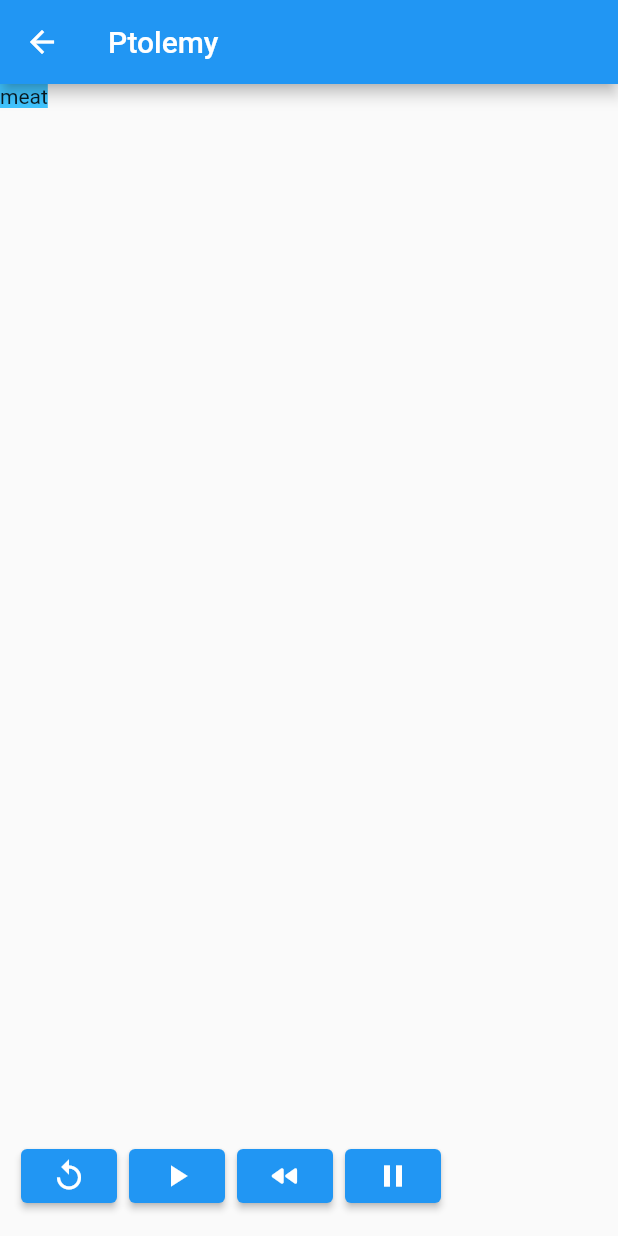
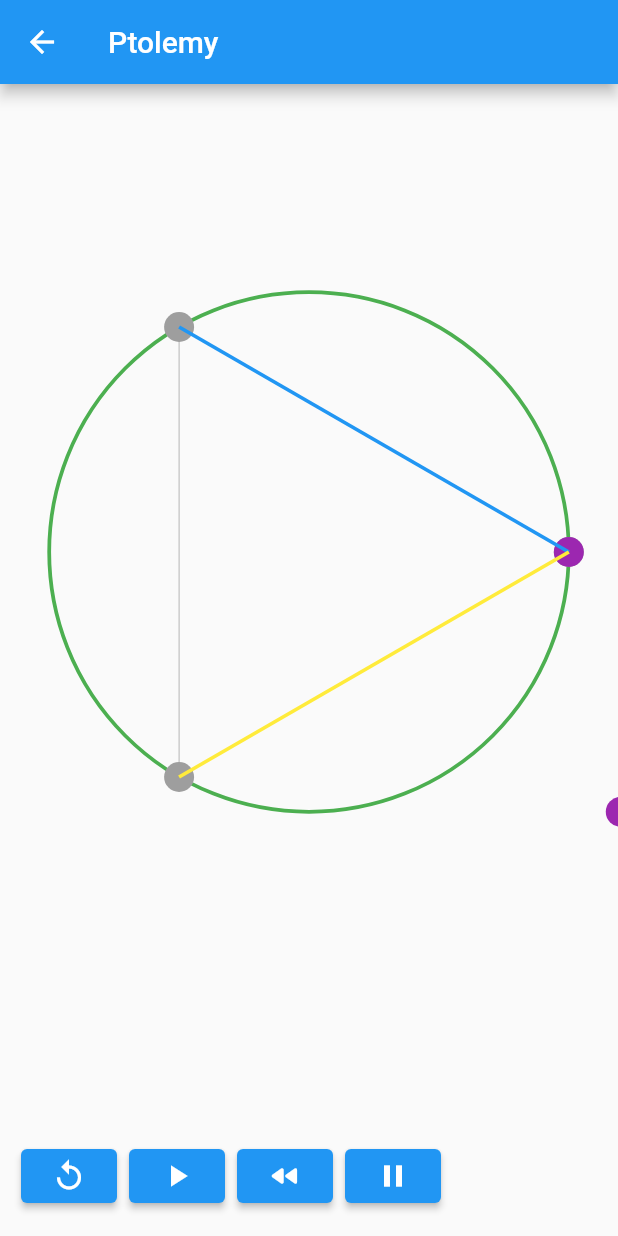
Before and after one commit to fullmers/flutter_animation_play, a Flutter app: the screen it shows after launch, after a tap on an icon or button, on a phone screen of 412 x 824 dp. Run offline on Flutter 3.47's test engine with Material 2 defaults, Android fonts, the phone set to English and light mode, and no system bars.

Commit message:
implement the ptolemy animation

```diff
--- a/lib/ptolemy/ptolemy.dart
+++ b/lib/ptolemy/ptolemy.dart
@@ -1,3 +1,6 @@
+import 'dart:math';
+
+import 'package:animaplay/ptolemy/ptolemy_painter.dart';
 import 'package:flutter/material.dart';
 
 class PtolemysTheorem extends StatefulWidget {
@@ -9,25 +12,47 @@ class PtolemysTheorem extends StatefulWidget {
   _PtolemysTheoremState createState() => _PtolemysTheoremState();
 }
 
+const period = 5;
+
 class _PtolemysTheoremState extends State<PtolemysTheorem> with SingleTickerProviderStateMixin {
   late AnimationController _controller;
+  final _triangleSide = 300.0;
+  final _dotRadius = 10.0;
+  late double _radius;
+
   static final _animation = Tween<double>(
     begin: 0,
-    end: .5,
+    end: period * 1.0,
   );
+  late Offset _center;
+  late Offset _leftFixedDot;
+  late Offset _rtFixedDot;
 
   @override
   void initState() {
     super.initState();
+    _radius = _triangleSide / sqrt(3);
     _controller = AnimationController(
       vsync: this,
-      duration: Duration(seconds: 5),
-      reverseDuration: Duration(seconds: 1),
+      duration: Duration(seconds: period),
+      reverseDuration: Duration(seconds: period),
     );
     _animation.animate(_controller)
       ..addListener(() {
         setState(() {});
       });
+  }
+
+  @override
+  void didChangeDependencies() {
+    super.didChangeDependencies();
+    // context is not available in initState, so these calcs must be done here
+    _center = Offset(
+      MediaQuery.of(context).size.width / 2,
+      MediaQuery.of(context).size.height / 2 - 100,
+    );
+    _leftFixedDot = Offset(_center.dx + _radius * 1.2, _center.dy + _radius);
+    _rtFixedDot = Offset(_center.dx + _radius * 1.4, _center.dy + _radius);
   }
 
   @override
@@ -44,9 +69,17 @@ class _PtolemysTheoremState extends State<PtolemysTheorem> with SingleTickerProv
       ),
       body: Container(
         color: Colors.lightBlueAccent,
-        child: RotationTransition(
-          turns: Tween(begin: 0.0, end: 1.0).animate(_controller),
-          child: Text('meat'),
+        child: CustomPaint(
+          painter: PtolemyPainter(
+            center: _center,
+            leftFixedDot: _leftFixedDot,
+            rtFixedDot: _rtFixedDot,
+            triangleSide: _triangleSide,
+            radius: _radius,
+            dotRadius: _dotRadius,
+            progress: _controller.value,
+            period: period,
+          ),
         ),
       ),
       floatingActionButton: Padding(
--- /dev/null
+++ b/lib/ptolemy/ptolemy_painter.dart
@@ -0,0 +1,182 @@
+import 'dart:math';
+import 'dart:ui';
+
+import 'package:flutter/cupertino.dart';
+import 'package:flutter/material.dart';
+
+class PtolemyPainter extends CustomPainter {
+  PtolemyPainter({
+    required this.center,
+    required this.leftFixedDot,
+    required this.rtFixedDot,
+    required this.triangleSide,
+    required this.radius,
+    required this.dotRadius,
+    required this.progress,
+    required this.period,
+  });
+
+  final Offset center;
+  final Offset leftFixedDot;
+  final Offset rtFixedDot;
+  final double triangleSide;
+  final double radius;
+  final double dotRadius;
+  final int period;
+  final double progress;
+
+  Paint _paint = Paint();
+  Canvas? _canvas;
+
+  @override
+  void paint(Canvas canvas, Size size) {
+    _canvas = canvas;
+    _paint.strokeWidth = 2.5;
+    _paint.style = PaintingStyle.stroke;
+    _paint.color = Colors.green;
+    _canvas?.drawCircle(center, radius, _paint);
+    _paint.style = PaintingStyle.fill;
+
+    final dotRadius = 10.0;
+    final pt1 = _calcTriangleStart();
+    final pt2 = Offset(center.dx + radius, center.dy);
+    final pt3 = Offset(pt1.dx, pt1.dy + triangleSide);
+
+    _drawTriangle(
+      pt1: pt1,
+      pt2: pt2,
+      pt3: pt3,
+    );
+
+    final theta = 2 * pi * progress;
+    final Offset movingPt = Offset(
+      center.dx + radius * cos(theta),
+      center.dy + radius * sin(theta),
+    );
+
+    _paint.color = Colors.purple;
+    _canvas?.drawCircle(movingPt, dotRadius, _paint);
+
+    _drawMovingLines(
+      pt1: pt1,
+      pt2: pt2,
+      pt3: pt3,
+      movingPt: movingPt,
+    );
+  }
+
+  Offset _calcTriangleStart() {
+    double theta = acos((triangleSide / 2) / radius);
+    double h = radius * cos(pi / 2 - theta);
+    return (Offset(center.dx - h, center.dy - triangleSide / 2));
+  }
+
+  void _drawTriangle({
+    required Offset pt1,
+    required Offset pt2,
+    required Offset pt3,
+  }) {
+    _paint.color = Colors.grey;
+    _canvas?.drawCircle(pt1, dotRadius, _paint);
+    _canvas?.drawCircle(pt2, dotRadius, _paint);
+    _canvas?.drawCircle(pt3, dotRadius, _paint);
+
+    _paint.strokeWidth = .5;
+    _canvas?.drawLine(pt1, pt3, _paint);
+    _canvas?.drawLine(pt3, pt2, _paint);
+    _canvas?.drawLine(pt2, pt1, _paint);
+    _paint.strokeWidth = 2.5;
+  }
+
+  void _drawMovingLines({
+    required Offset pt1,
+    required Offset pt2,
+    required Offset pt3,
+    required Offset movingPt,
+  }) {
+    //draw the reference fixed dots
+    _paint.color = Colors.purple;
+    _canvas?.drawCircle(leftFixedDot, dotRadius, _paint);
+    _canvas?.drawCircle(rtFixedDot, dotRadius, _paint);
+
+    // draw the lines from the triangle pts to the moving dot
+    final chord1Color = Colors.blue;
+    _paint.color = chord1Color;
+    _canvas?.drawLine(pt1, movingPt, _paint);
+
+    final chord2Color = Colors.red;
+    _paint.color = chord2Color;
+    _canvas?.drawLine(pt2, movingPt, _paint);
+
+    final chord3Color = Colors.yellow;
+    _paint.color = chord3Color;
+    _canvas?.drawLine(pt3, movingPt, _paint);
+
+    //calculate the length of each line
+    final chord1 = (movingPt - pt1).distance;
+    final chord2 = (movingPt - pt2).distance;
+    final chord3 = (movingPt - pt3).distance;
+
+    if (chord1 > chord2 && chord1 > chord3) {
+      _drawSideLines(
+        bigChord: chord1,
+        bigChordColor: chord1Color,
+        littleChord1: chord2,
+        littleChord1color: chord2Color,
+        littleChord2: chord3,
+        littleChord2color: chord3Color,
+      );
+    }
+
+    if (chord2 > chord1 && chord2 > chord3) {
+      _drawSideLines(
+        bigChord: chord2,
+        bigChordColor: chord2Color,
+        littleChord1: chord3,
+        littleChord1color: chord3Color,
+        littleChord2: chord1,
+        littleChord2color: chord1Color,
+      );
+    }
+
+    if (chord3 > chord1 && chord3 > chord2) {
+      _drawSideLines(
+        bigChord: chord3,
+        bigChordColor: chord3Color,
+        littleChord1: chord1,
+        littleChord1color: chord1Color,
+        littleChord2: chord2,
+        littleChord2color: chord2Color,
+      );
+    }
+  }
+
+  void _drawSideLines({
+    required double bigChord,
+    required Color bigChordColor,
+    required double littleChord1,
+    required Color littleChord1color,
+    required double littleChord2,
+    required Color littleChord2color,
+  }) {
+    _paint.color = bigChordColor;
+    final leftMovingDot = Offset(leftFixedDot.dx, leftFixedDot.dy - bigChord);
+    _canvas?.drawCircle(leftMovingDot, dotRadius, _paint);
+    _canvas?.drawLine(leftFixedDot, leftMovingDot, _paint);
+
+    _paint.color = littleChord1color;
+    final rtMovingDot1 = Offset(rtFixedDot.dx, rtFixedDot.dy - littleChord1);
+    _canvas?.drawCircle(rtMovingDot1, dotRadius, _paint);
+    _canvas?.drawLine(rtFixedDot, rtMovingDot1, _paint);
+
+    _paint.color = littleChord2color;
+    final rtMovingDot2 = Offset(rtFixedDot.dx, rtMovingDot1.dy - littleChord2);
+    _canvas?.drawCircle(rtMovingDot2, dotRadius, _paint);
+    _canvas?.drawLine(rtMovingDot1, rtMovingDot2, _paint);
+  }
+
+  @override
+  bool shouldRepaint(covariant CustomPainter oldDelegate) {
+    return true;
+  }
+}
```
